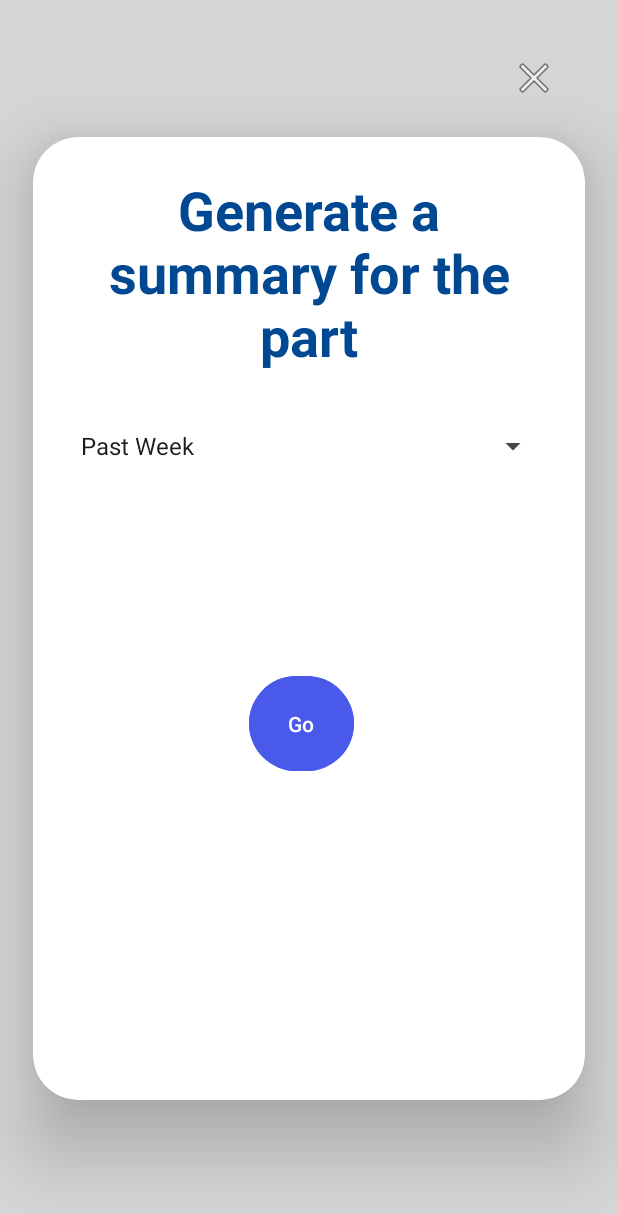
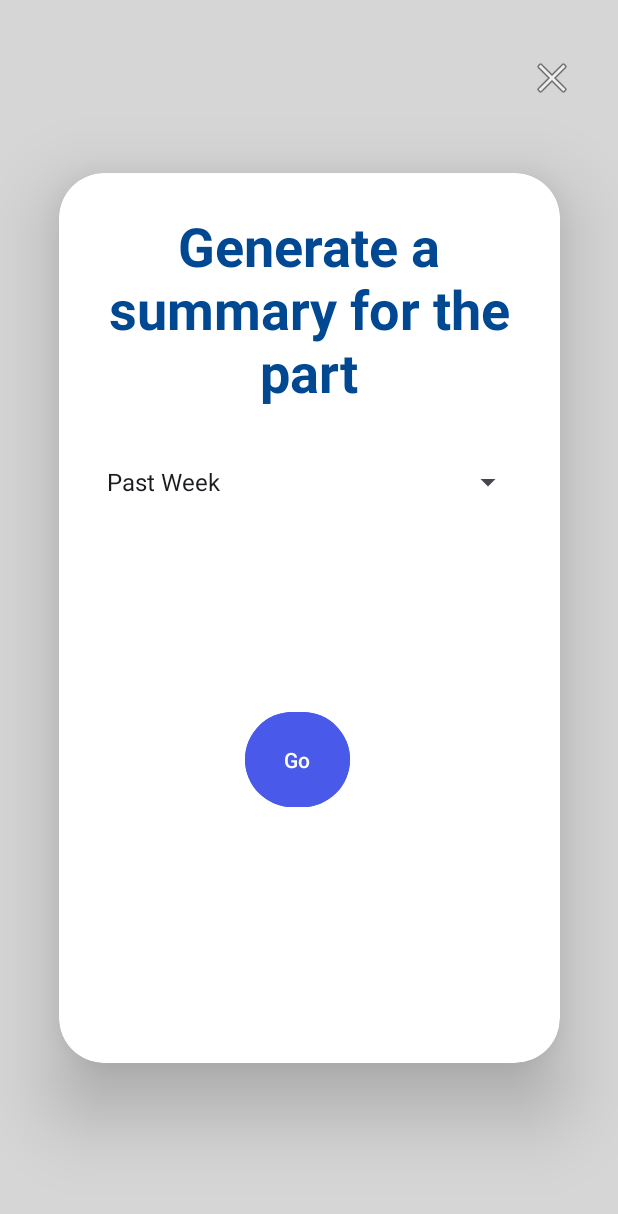
Before and after one commit to tkim602/spotify-wrapped, an Android app: the layout generate.xml on its own in the app's theme, with its tools: preview values and no code run, on a phone screen of 412 x 824 dp. Shown: the top 1214 px of the screen. Run offline under Robolectric (Android 15) with nearby library versions, the phone set to English and light mode, and no system bars.

Commit message:
Generate Page V2

```diff
--- a/app/src/main/res/layout/generate.xml
+++ b/app/src/main/res/layout/generate.xml
@@ -20,8 +20,8 @@
 
     <androidx.cardview.widget.CardView
         android:id="@+id/cardView"
-        android:layout_width="368dp"
-        android:layout_height="642dp"
+        android:layout_width="334dp"
+        android:layout_height="593dp"
         android:layout_margin="40dp"
         app:cardCornerRadius="30dp"
         app:cardElevation="30dp"
@@ -58,7 +58,7 @@
                 android:id="@+id/button_go"
                 android:layout_width="70dp"
                 android:layout_height="71dp"
-                android:layout_marginHorizontal="120dp"
+                android:layout_marginHorizontal="100dp"
                 android:layout_marginVertical="100dp"
                 android:backgroundTint="#4959EA"
                 android:text="Go"
@@ -74,7 +74,7 @@
         android:layout_width="wrap_content"
         android:layout_height="wrap_content"
         android:layout_marginTop="36dp"
-        android:layout_marginEnd="40dp"
+        android:layout_marginEnd="28dp"
         app:layout_constraintEnd_toEndOf="parent"
         app:layout_constraintTop_toTopOf="parent"
         app:srcCompat="@android:drawable/ic_menu_close_clear_cancel" />
```
